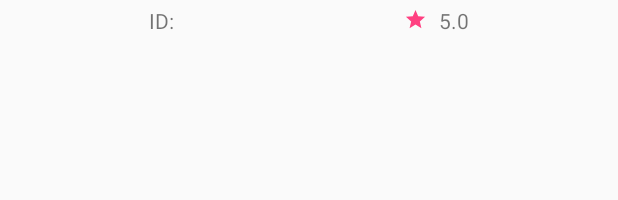
After one commit to tmrdev/Advertisers, an Android app: the layout list_item_advertisers.xml on its own in the app's theme, with its tools: preview values and no code run, on a phone screen of 412 x 824 dp. The commit adds this screen. Shown: the top 200 px of the screen. Run offline under Robolectric (Android 15) with nearby library versions, the phone set to English and light mode, and no system bars.

Commit message:
- added RecyclerView support for Header (Date Grouping), Body Data and Footer total

```diff
--- a/app/build.gradle
+++ b/app/build.gradle
@@ -68,8 +68,10 @@ dependencies {
 
     // testing rxjava
     //RxAndroid
+    /*
     compile 'io.reactivex:rxandroid:1.2.1'
     compile 'io.reactivex:rxjava:1.1.6'
     compile 'com.squareup.retrofit2:adapter-rxjava:2.1.0'
+    */
 
 }
--- /dev/null
+++ b/app/src/main/res/layout/list_item_advertisers.xml
@@ -0,0 +1,60 @@
+<?xml version="1.0" encoding="utf-8"?>
+
+<LinearLayout xmlns:android="http://schemas.android.com/apk/res/android"
+    android:id="@+id/ad_layout"
+    android:layout_width="match_parent"
+    android:layout_height="wrap_content"
+    android:gravity="center_vertical"
+    android:orientation="horizontal"
+    android:padding="2dp">
+
+    <RelativeLayout
+        android:layout_width="match_parent"
+        android:layout_height="match_parent">
+
+        <LinearLayout
+            android:layout_width="match_parent"
+            android:layout_height="wrap_content"
+            android:orientation="horizontal"
+            android:gravity="center_horizontal">
+
+            <TextView
+                android:layout_width="wrap_content"
+                android:layout_height="wrap_content"
+                android:textAppearance="?android:attr/textAppearanceSmall"
+                android:text="ID: "
+                android:id="@+id/ad_id_label"
+                android:layout_gravity="top" />
+
+            <TextView
+                android:id="@+id/advertiser_id"
+                android:layout_width="150dp"
+                android:layout_height="wrap_content"
+                android:layout_gravity="top"
+                android:paddingRight="16dp"
+                android:textStyle="bold"
+                android:textSize="16sp" />
+
+            <ImageView
+                android:id="@+id/rating_image"
+                android:layout_width="15dp"
+                android:layout_height="15dp"
+                android:layout_centerInParent="true"
+                android:scaleType="centerCrop"
+                android:src="@drawable/star"
+                android:tint="@color/colorAccent"
+                android:layout_gravity="center_vertical" />
+
+
+            <TextView
+                android:id="@+id/total_impressions"
+                android:layout_width="wrap_content"
+                android:layout_height="wrap_content"
+                android:layout_marginLeft="8dp"
+                android:text="5.0" />
+
+        </LinearLayout>
+
+    </RelativeLayout>
+
+</LinearLayout>
```
Also changed, not shown: app/src/main/java/org/tmreynolds/advertisers/MainActivity.java (+19 -15 lines), app/src/main/java/org/tmreynolds/advertisers/adapter/AdvertiserRecyclerAdatper.java (+171 -33 lines), app/src/main/java/org/tmreynolds/advertisers/model/Details.java (added, +15 -0 lines), app/src/main/java/org/tmreynolds/advertisers/model/EventItem.java (added, +21 -0 lines), app/src/main/java/org/tmreynolds/advertisers/model/FooterItem.java (added, +14 -0 lines), app/src/main/java/org/tmreynolds/advertisers/model/HeaderItem.java (added, +19 -0 lines), app/src/main/java/org/tmreynolds/advertisers/model/ListItem.java (added, +13 -0 lines), app/src/main/res/layout/list_item_bottom_total.xml (added, +42 -0 lines), app/src/main/res/layout/list_item_top_by_date.xml (added, +29 -0 lines).
